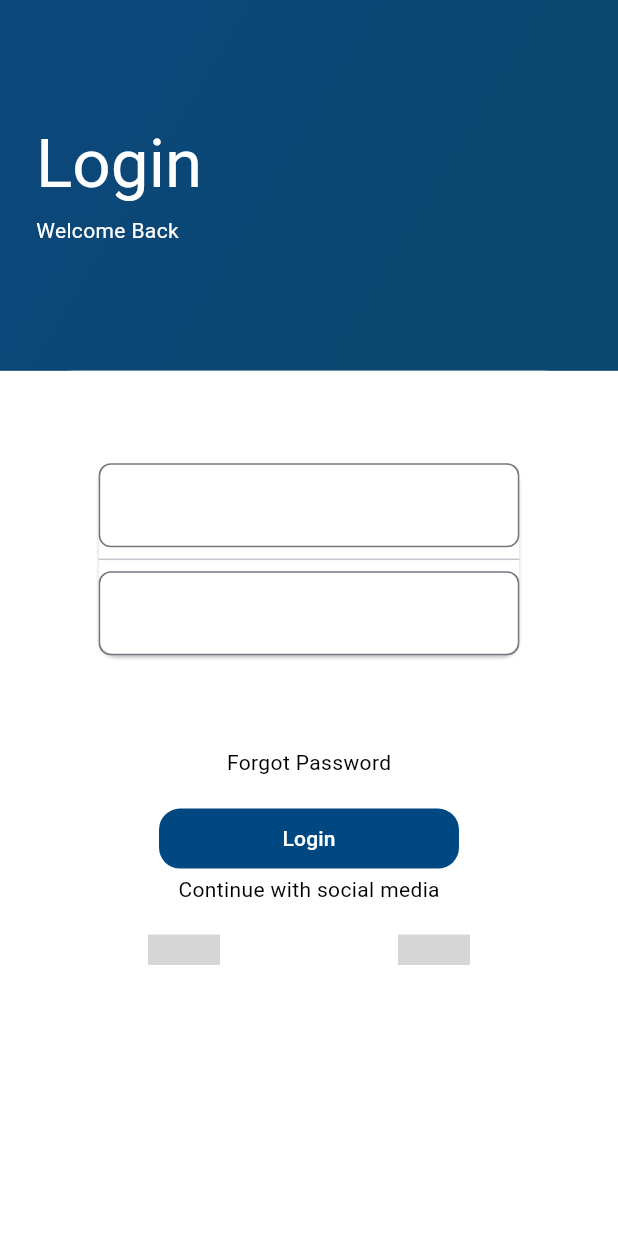
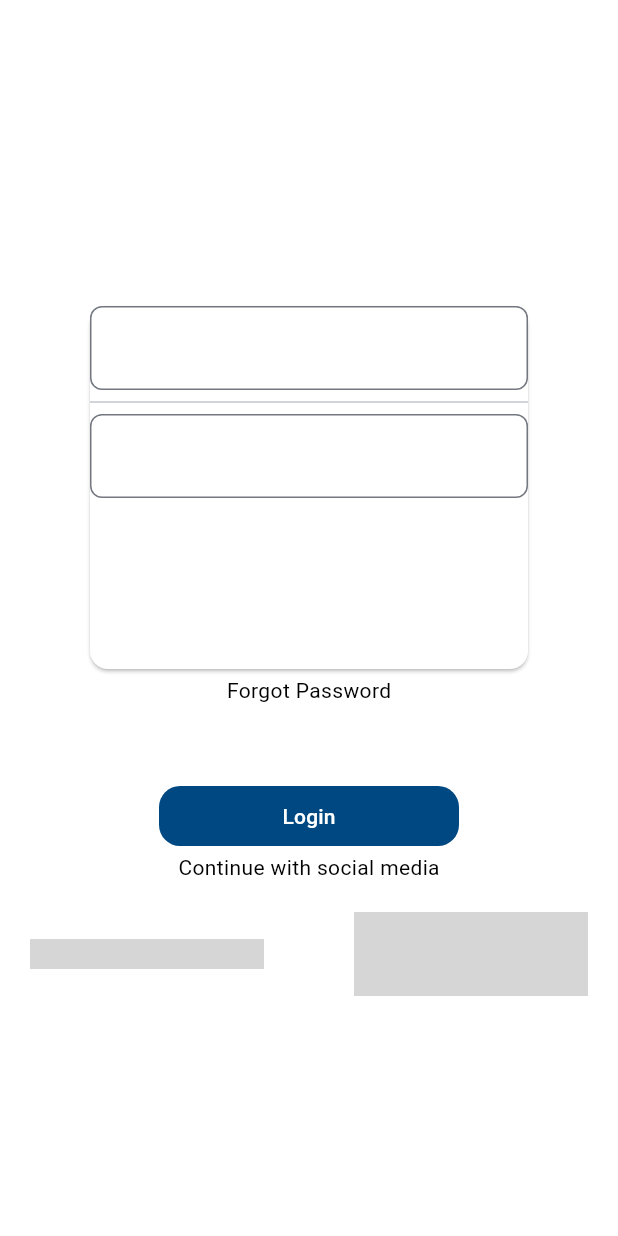
Before and after one commit to nav0713/flutter_ex, a Flutter app: the screen it shows after launch, on a phone screen of 412 x 824 dp. Run offline on Flutter 3.47's test engine with Material 3 defaults, Android fonts, the phone set to English and light mode, and no system bars; drawn by our look-alikes of flutter_social_button; our stand-ins replace flex_color_scheme, responsive_framework; grey boxes are pictures that could not be loaded.

Commit message:
debug layout

```diff
--- a/lib/loginpage.dart
+++ b/lib/loginpage.dart
@@ -11,6 +11,11 @@ class LoginPage extends StatelessWidget {
   Widget build(BuildContext context) {
     return Scaffold(
       resizeToAvoidBottomInset: false,
+       extendBodyBehindAppBar: true,
+      appBar: AppBar(
+        backgroundColor: Colors.transparent,
+        elevation: 0,
+      ),
       body:
           ResponsiveBreakpoints.of(context).isMobile
               ? const LoginMobile()
--- a/lib/main.dart
+++ b/lib/main.dart
@@ -13,6 +13,8 @@ class MyApp extends StatelessWidget {
   @override
   Widget build(BuildContext context) {
     return MaterialApp(
+      showSemanticsDebugger: false,
+      debugShowCheckedModeBanner: false,
 
       builder:
           (context, child) => ResponsiveBreakpoints.builder(
--- a/lib/screens/login_mobile.dart
+++ b/lib/screens/login_mobile.dart
@@ -9,57 +9,25 @@ class LoginMobile extends StatelessWidget {
 
   @override
   Widget build(BuildContext context) {
-    return LayoutBuilder(
-      builder: (BuildContext context, BoxConstraints constraints) {
-        return SizedBox(
-          height: constraints.maxHeight,
-          child: Stack(
-            children: [
-              Container(
+
+
+        return Container(
+                   height: MediaQuery.of(context).size.height,
+                  width: MediaQuery.of(context).size.width,
           decoration: BoxDecoration(
-                  gradient: LinearGradient(
-                    colors: [Color(0xff0b4778), Color(0xff0b476e)],
-                    stops: [0.25, 0.75],
-                    begin: Alignment.topLeft,
-                    end: Alignment.bottomRight,
-                  ),
-                ),
-                padding: EdgeInsets.symmetric(horizontal: 24),
-                height: constraints.maxHeight * 0.3,
-                width: constraints.maxWidth,
-                child: Column(
-                  crossAxisAlignment: CrossAxisAlignment.start,
-                  mainAxisAlignment: MainAxisAlignment.center,
-                  children: [
-                    Text(
-                      "Login",
-                      style: Theme.of(
-                        context,
-                      ).textTheme.displayMedium!.copyWith(color: Colors.white),
-                    ),
-                    SizedBox(height: 8),
-                    Text("Welcome Back", style: TextStyle(color: Colors.white)),
-                  ],
-                ),
-              ),
-              Positioned(
 
-                top: constraints.maxHeight * 0.30,
-                child: Container(
-                  decoration: BoxDecoration(
-                    color: Colors.white,
             borderRadius: BorderRadius.only(
               topLeft: Radius.circular(50),
               topRight: Radius.circular(50),
             ),
           ),
-                  height: constraints.maxHeight * 0.7,
-                  width: constraints.maxWidth,
+
           child: Column(
             children: [
-                      SizedBox(height: constraints.maxHeight * .07),
+              SizedBox(height: 200),
               SizedBox(
-                        width: constraints.maxWidth * .7,
+             height: 250,
+             width: 300,
                 child: Card(
                   color: Colors.white,
                   child: Column(
@@ -75,9 +43,9 @@ class LoginMobile extends StatelessWidget {
                   ),
                 ),
               ),
-                      SizedBox(height: constraints.maxHeight * .07),
+
               Text("Forgot Password"),
-                      SizedBox(height: constraints.maxHeight * .02),
+              SizedBox(height: 50),
               SizedBox(
                 width: 200,
                 child: FilledButton(
@@ -86,11 +54,14 @@ class LoginMobile extends StatelessWidget {
                 ),
               ),
               Text("Continue with social media"),
-                      Row(
+              SizedBox(
+                width: double.maxFinite,
+                child: Row(
                   mainAxisAlignment: MainAxisAlignment.spaceEvenly,
                   crossAxisAlignment: CrossAxisAlignment.center,
                   children: [
-                          SizedBox(
+                    Flexible(
+                      child: SizedBox(
                         height: 60,
                         child: FlutterSocialButton(
                           onTap: () {},
@@ -101,8 +72,11 @@ class LoginMobile extends StatelessWidget {
                               Colors.black, // for change icons colors
                         ),
                       ),
-                          SizedBox(
-                            height: 60,
+                    ),
+                    SizedBox(width: 20,),
+                    Flexible(
+                      child: SizedBox(
+
                         child: FlutterSocialButton(
                           onTap: () {},
                           buttonType:
@@ -112,16 +86,14 @@ class LoginMobile extends StatelessWidget {
                               Colors.black, // for change icons colors
                         ),
                       ),
-                        ],
                     ),
                   ],
                 ),
               ),
-              ),
             ],
           ),
-        );
-      },
+
+
     );
   }
 }
--- a/pubspec.yaml
+++ b/pubspec.yaml
@@ -19,7 +19,7 @@ publish_to: 'none' # Remove this line if you wish to publish to pub.dev
 version: 1.0.0+1
 
 environment:
-  sdk: ^3.8.0-278.1.beta
+  sdk: ">=3.7.2 <4.0.0"
 
 # Dependencies specify other packages that your package needs in order to work.
 # To automatically upgrade your package dependencies to the latest versions
```
Also changed, not shown: pubspec.lock. Lines whose indentation alone changed are shown as unchanged.
